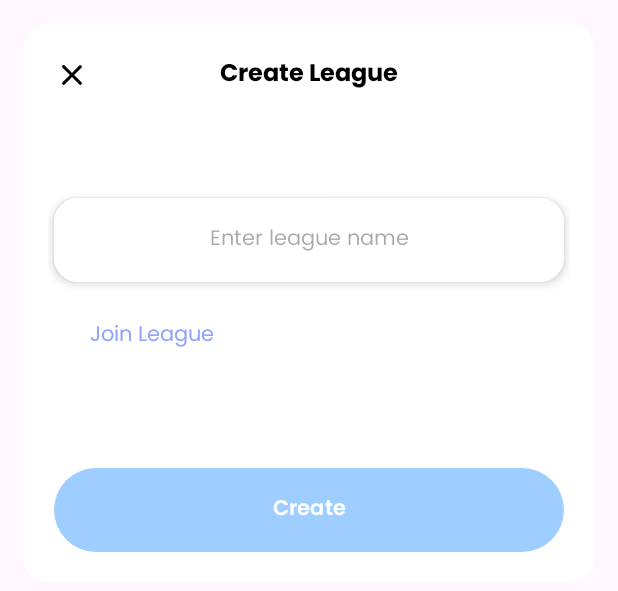
After one commit to Special-N9NE/H2OHealthy, an Android app: the layout dialog_create_league.xml on its own in the app's theme, with its tools: preview values and no code run, on a phone screen of 412 x 824 dp. The commit adds this screen. Shown: the top 591 px of the screen. Run offline under Robolectric (Android 15) with nearby library versions, the phone set to English and light mode, and no system bars.

Commit message:
create league dialog

```diff
--- a/app/src/main/java/org/n9ne/h2ohealthy/ui/Dialog.kt
+++ b/app/src/main/java/org/n9ne/h2ohealthy/ui/Dialog.kt
@@ -11,6 +11,7 @@ import androidx.core.content.res.ResourcesCompat
 import org.n9ne.h2ohealthy.R
 import org.n9ne.h2ohealthy.data.model.Cup
 import org.n9ne.h2ohealthy.databinding.DialogAddBinding
+import org.n9ne.h2ohealthy.databinding.DialogCreateLeagueBinding
 import org.n9ne.h2ohealthy.databinding.DialogCupBinding
 import org.n9ne.h2ohealthy.util.interfaces.CupClickListener
 
@@ -78,3 +79,29 @@ fun Activity.cupDialog(
     }
     return dialog
 }
+
+fun Activity.createLeagueDialog(
+    joinListener: OnClickListener,
+    createListener: OnClickListener
+): Dialog {
+    val dialog = Dialog(this)
+    val binding = DialogCreateLeagueBinding.inflate(layoutInflater)
+    dialog.setCanceledOnTouchOutside(true)
+    dialog.setContentView(binding.root)
+    dialog.window?.setLayout(
+        FrameLayout.LayoutParams.MATCH_PARENT, FrameLayout.LayoutParams.WRAP_CONTENT
+    )
+    dialog.window?.setBackgroundDrawable(ColorDrawable(Color.TRANSPARENT))
+    dialog.setCanceledOnTouchOutside(false)
+    binding.ivClose.setOnClickListener {
+        dialog.dismiss()
+    }
+    binding.tvJoin.setOnClickListener {
+        joinListener.onClick(binding.tvJoin)
+        dialog.dismiss()
+    }
+    binding.bCreate.setOnClickListener {
+        createListener.onClick(binding.bCreate)
+    }
+    return dialog
+}
--- a/app/src/main/java/org/n9ne/h2ohealthy/ui/profile/ProfileFragment.kt
+++ b/app/src/main/java/org/n9ne/h2ohealthy/ui/profile/ProfileFragment.kt
@@ -1,8 +1,10 @@
 package org.n9ne.h2ohealthy.ui.profile
 
+import android.app.Dialog
 import android.os.Bundle
 import android.view.LayoutInflater
 import android.view.View
+import android.view.View.OnClickListener
 import android.view.ViewGroup
 import androidx.fragment.app.Fragment
 import androidx.lifecycle.ViewModelProvider
@@ -11,6 +13,7 @@ import org.n9ne.h2ohealthy.R
 import org.n9ne.h2ohealthy.data.model.User
 import org.n9ne.h2ohealthy.databinding.FragmentProfileBinding
 import org.n9ne.h2ohealthy.ui.MainActivity
+import org.n9ne.h2ohealthy.ui.createLeagueDialog
 import org.n9ne.h2ohealthy.ui.profile.adpter.SettingAdapter
 import org.n9ne.h2ohealthy.ui.profile.viewModel.ProfileViewModel
 import org.n9ne.h2ohealthy.util.interfaces.Navigator
@@ -21,11 +24,11 @@ class ProfileFragment : Fragment(), Navigator {
 
     private lateinit var b: FragmentProfileBinding
     private lateinit var viewModel: ProfileViewModel
+    private lateinit var createLeagueDialog: Dialog
 
 
     override fun onCreateView(
-        inflater: LayoutInflater, container: ViewGroup?,
-        savedInstanceState: Bundle?
+        inflater: LayoutInflater, container: ViewGroup?, savedInstanceState: Bundle?
     ): View {
         b = FragmentProfileBinding.inflate(inflater)
         return b.root
@@ -37,8 +40,8 @@ class ProfileFragment : Fragment(), Navigator {
         (requireActivity() as MainActivity).showNavigation()
         init()
 
-
         setUser(viewModel.user)
+        setupObserver()
     }
 
     private fun init() {
@@ -69,6 +72,28 @@ class ProfileFragment : Fragment(), Navigator {
         //TODO calculate age
         b.tvAge.text = "21"
     }
+    private fun setupObserver() {
+        viewModel.ldInLeague.observe(viewLifecycleOwner) {
+            if (it) {
+                //shouldNavigate(R.id.profile_to_league)
+            } else {
+                openLeagueDialogs()
+            }
+        }
+    }
+
+    private fun openLeagueDialogs(){
+        val joinClick = OnClickListener {
+            //TODO open join dialog
+        }
+        val createClick = OnClickListener {
+            //TODO validation
+            createLeagueDialog.dismiss()
+        }
+        createLeagueDialog = requireActivity().createLeagueDialog(joinClick, createClick)
+
+        createLeagueDialog.show()
+    }
 
     override fun shouldNavigate(destination: Int) {
         findNavController().navigate(destination)
--- a/app/src/main/java/org/n9ne/h2ohealthy/ui/profile/viewModel/ProfileViewModel.kt
+++ b/app/src/main/java/org/n9ne/h2ohealthy/ui/profile/viewModel/ProfileViewModel.kt
@@ -1,6 +1,7 @@
 package org.n9ne.h2ohealthy.ui.profile.viewModel
 
 import android.view.View
+import androidx.lifecycle.MutableLiveData
 import androidx.lifecycle.ViewModel
 import org.n9ne.h2ohealthy.R
 import org.n9ne.h2ohealthy.data.model.Setting
@@ -11,6 +12,7 @@ import org.n9ne.h2ohealthy.util.interfaces.Navigator
 class ProfileViewModel : ViewModel() {
 
     lateinit var navigator: Navigator
+    val ldInLeague = MutableLiveData<Boolean>()
 
     val user = User("1", "Amir Hossein", "65", "180", "2002/11/30", 219)
     val settings = listOf(
@@ -24,6 +26,11 @@ class ProfileViewModel : ViewModel() {
         navigator.shouldNavigate(R.id.profile_to_editProfile)
     }
 
+    fun leagueClick(@Suppress("UNUSED_PARAMETER") v: View) {
+        //TODO check if user is joined in a league
+        ldInLeague.postValue(false)
+    }
+
     fun contactUsClick(@Suppress("UNUSED_PARAMETER") v: View) {
         //TODO validation
     }
--- /dev/null
+++ b/app/src/main/res/layout/dialog_create_league.xml
@@ -0,0 +1,97 @@
+<?xml version="1.0" encoding="utf-8"?>
+
+<androidx.constraintlayout.widget.ConstraintLayout xmlns:android="http://schemas.android.com/apk/res/android"
+    xmlns:app="http://schemas.android.com/apk/res-auto"
+    android:layout_width="match_parent"
+    android:layout_height="wrap_content"
+    android:background="@drawable/dialog_background"
+    android:padding="32dp">
+
+    <TextView
+        android:id="@+id/_textView3"
+        android:layout_width="wrap_content"
+        android:layout_height="wrap_content"
+        android:fontFamily="@font/poppins_bold"
+        android:padding="4dp"
+        android:text="@string/create_league"
+        android:textColor="@color/black"
+        android:textSize="16sp"
+        app:layout_constraintEnd_toEndOf="parent"
+        app:layout_constraintStart_toStartOf="parent"
+        app:layout_constraintTop_toTopOf="parent" />
+
+    <ImageView
+        android:id="@+id/ivClose"
+        android:layout_width="wrap_content"
+        android:layout_height="0dp"
+        android:padding="4dp"
+        android:src="@drawable/ic_close"
+        app:layout_constraintBottom_toBottomOf="@+id/_textView3"
+        app:layout_constraintDimensionRatio="1"
+        app:layout_constraintEnd_toStartOf="@+id/_textView3"
+        app:layout_constraintHorizontal_bias="0.0"
+        app:layout_constraintStart_toStartOf="parent"
+        app:layout_constraintTop_toTopOf="@+id/_textView3" />
+
+    <androidx.cardview.widget.CardView
+        android:id="@+id/_cardView"
+        android:layout_width="match_parent"
+        android:layout_height="wrap_content"
+        android:layout_marginStart="4dp"
+        android:layout_marginTop="64dp"
+        android:layout_marginEnd="4dp"
+        app:cardCornerRadius="16dp"
+        app:cardElevation="4dp"
+        app:layout_constraintEnd_toEndOf="parent"
+        app:layout_constraintStart_toStartOf="parent"
+        app:layout_constraintTop_toBottomOf="@+id/_textView3">
+
+        <EditText
+            android:id="@+id/etName"
+            android:layout_width="match_parent"
+            android:layout_height="wrap_content"
+            android:background="@color/white"
+            android:fontFamily="@font/poppins_regular"
+            android:hint="@string/enter_league_name"
+            android:importantForAutofill="no"
+            android:inputType="text"
+            android:padding="16dp"
+            android:textAlignment="center"
+            android:textColor="@color/blackText"
+            android:textSize="14sp" />
+    </androidx.cardview.widget.CardView>
+
+
+    <TextView
+        android:id="@+id/tvJoin"
+        android:layout_width="wrap_content"
+        android:layout_height="wrap_content"
+        android:layout_marginStart="16dp"
+        android:layout_marginTop="16dp"
+        android:fontFamily="@font/poppins_regular"
+        android:padding="8dp"
+        android:text="@string/join_league"
+        android:textColor="@color/linearBlueEnd"
+        android:textSize="14sp"
+        app:layout_constraintEnd_toEndOf="parent"
+        app:layout_constraintHorizontal_bias="0.0"
+        app:layout_constraintStart_toStartOf="@+id/_cardView"
+        app:layout_constraintTop_toBottomOf="@+id/_cardView" />
+
+    <com.google.android.material.button.MaterialButton
+        android:id="@+id/bCreate"
+        android:layout_width="match_parent"
+        android:layout_height="wrap_content"
+        android:layout_marginStart="4dp"
+        android:layout_marginTop="64dp"
+        android:layout_marginEnd="4dp"
+        android:fontFamily="@font/poppins_semi_bold"
+        android:padding="16dp"
+        android:text="@string/create"
+        android:textColor="@color/white"
+        android:textSize="14sp"
+        app:backgroundTint="@color/linearBlueStart"
+        app:layout_constraintEnd_toEndOf="parent"
+        app:layout_constraintStart_toStartOf="parent"
+        app:layout_constraintTop_toBottomOf="@+id/tvJoin" />
+</androidx.constraintlayout.widget.ConstraintLayout>
--- a/app/src/main/res/layout/fragment_profile.xml
+++ b/app/src/main/res/layout/fragment_profile.xml
@@ -247,6 +247,7 @@
                 android:layout_height="0dp"
                 android:layout_marginStart="16dp"
                 android:layout_marginTop="32dp"
+                android:onClick="@{viewModel::leagueClick}"
                 app:cardBackgroundColor="@color/purpleAlpha"
                 app:cardCornerRadius="24dp"
                 app:cardElevation="0dp"
--- a/app/src/main/res/values/strings.xml
+++ b/app/src/main/res/values/strings.xml
@@ -51,4 +51,8 @@
     <string name="your_height">Your Height</string>
     <string name="kg">KG</string>
     <string name="cm">CM</string>
+    <string name="create_league">Create League</string>
+    <string name="enter_league_name">Enter league name</string>
+    <string name="join_league">Join League</string>
+    <string name="create">Create</string>
 </resources>
```
